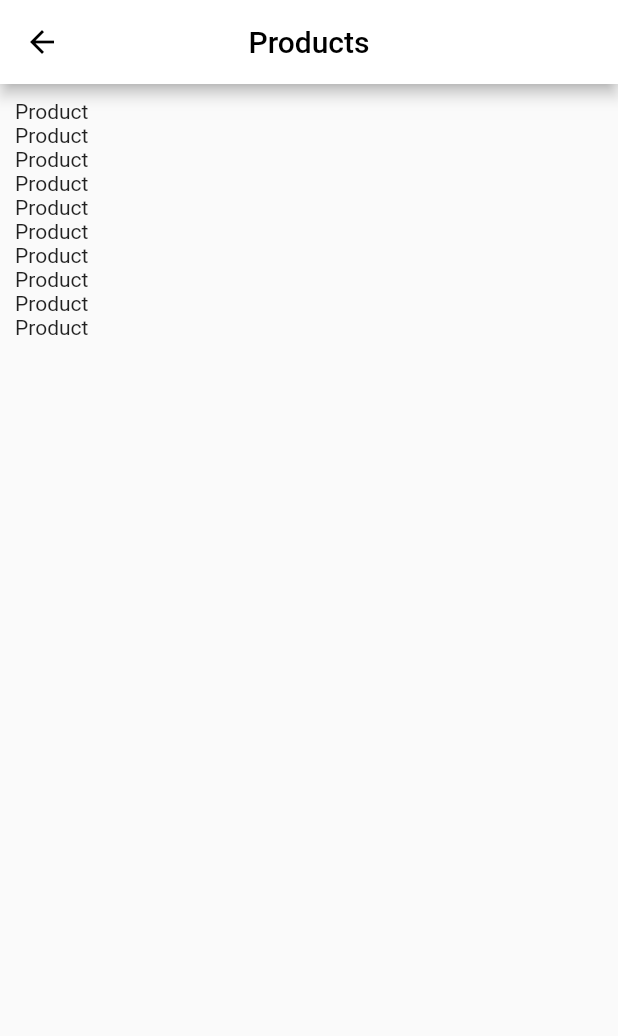
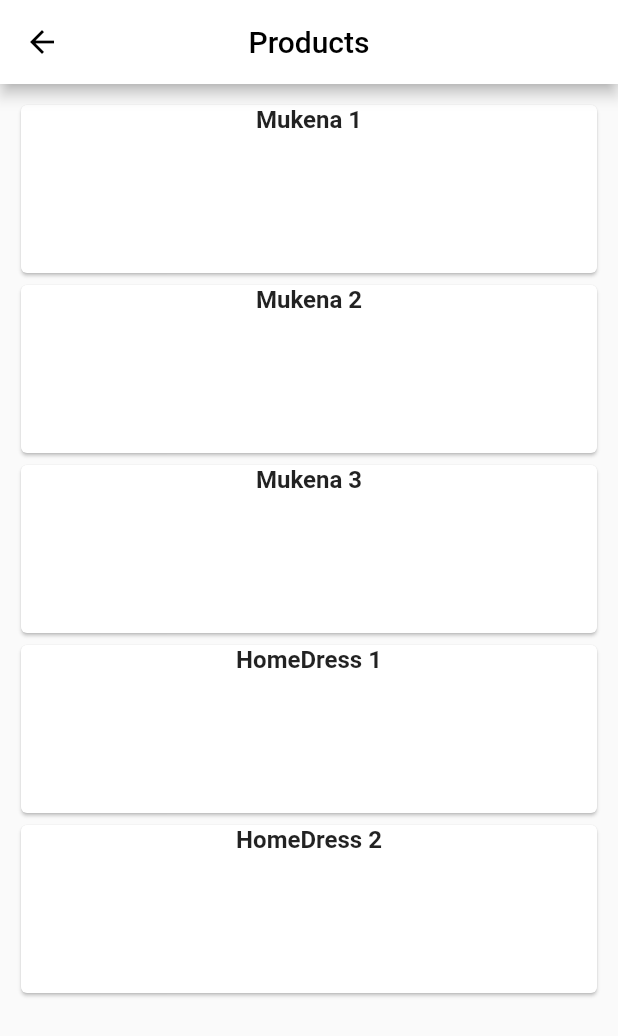
Before and after one commit to Abh1sen/PSM_Backend, a Flutter app: the ProductScreen screen opened by its route, on a phone screen of 412 x 824 dp. Shown: the top 1036 px of the screen. Run offline on Flutter 3.47's test engine with Material 2 defaults, Android fonts, the phone set to English and light mode, and no system bars; our stand-ins replace equatable, get.

Commit message:
Displayed list of product names

```diff
--- a/psm_backend/lib/screens/products_screen.dart
+++ b/psm_backend/lib/screens/products_screen.dart
@@ -28,9 +28,12 @@ class ProductScreen extends StatelessWidget {
           children: [
             Expanded(
               child: ListView.builder(
-                  itemCount: 10,
+                  itemCount: Product.products.length,
                   itemBuilder: (context, index) {
-                    return Text('Product');
+                    return SizedBox(
+                      height: 120,
+                      child: ProductCard(product: Product.products[index]),
+                    );
                   }),
             )
           ],
@@ -39,3 +42,26 @@ class ProductScreen extends StatelessWidget {
     );
   }
 }
+
+class ProductCard extends StatelessWidget {
+  final Product product;
+
+  const ProductCard({
+    Key? key,
+    required this.product,
+  }) : super(key: key);
+
+  @override
+  Widget build(BuildContext context) {
+    return Card(
+      child: Column(
+        children: [
+          Text(
+            product.name,
+            style: const TextStyle(fontSize: 16, fontWeight: FontWeight.bold),
+          )
+        ],
+      ),
+    );
+  }
+}
```
